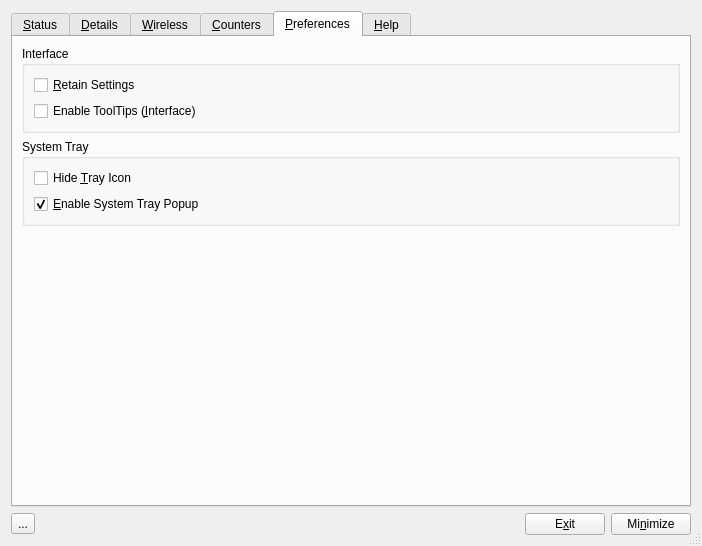
Old version of the form code/control_box/ui/controlbox.ui in the repository andrew-bibb/cmst.
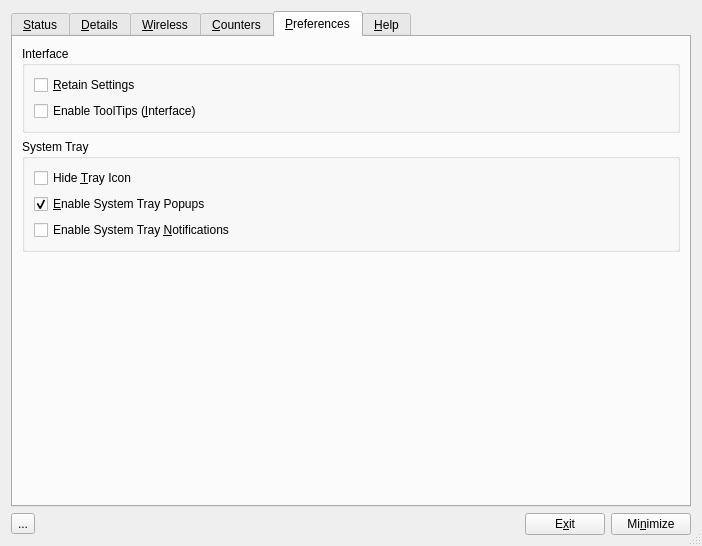
New version of the form. The open tabs and pages were chosen to show the change. Icons and pictures are not drawn.

Commit message: first cut notifications via tray icon popup

The edit to the form file:
```diff
--- a/code/control_box/ui/controlbox.ui
+++ b/code/control_box/ui/controlbox.ui
@@ -854,13 +854,29 @@
              <string>&lt;html&gt;&lt;head/&gt;&lt;body&gt;&lt;p&gt;If checked the system tray icon will popup a status message when you hover the mouse over it.&lt;/p&gt;&lt;/body&gt;&lt;/html&gt;</string>
             </property>
             <property name="text">
-             <string>&amp;Enable System Tray Popup</string>
+             <string>&amp;Enable System Tray Popups</string>
             </property>
             <property name="checked">
              <bool>true</bool>
             </property>
            </widget>
           </item>
+          <item row="2" column="0">
+           <widget class="QCheckBox" name="checkBox_enablesystemtraynotification">
+            <property name="enabled">
+             <bool>true</bool>
+            </property>
+            <property name="toolTip">
+             <string>&lt;html&gt;&lt;head/&gt;&lt;body&gt;&lt;p&gt;Enable notifications from the systemtray&lt;/p&gt;&lt;/body&gt;&lt;/html&gt;</string>
+            </property>
+            <property name="whatsThis">
+             <string>&lt;html&gt;&lt;head/&gt;&lt;body&gt;&lt;p&gt;If checked the system tray will popup a notify message when a significant connman related event is received.&lt;/p&gt;&lt;/body&gt;&lt;/html&gt;</string>
+            </property>
+            <property name="text">
+             <string>Enable System Tray &amp;Notifications</string>
+            </property>
+           </widget>
+          </item>
          </layout>
         </widget>
        </item>
```
The commit also changes 6 other files.
